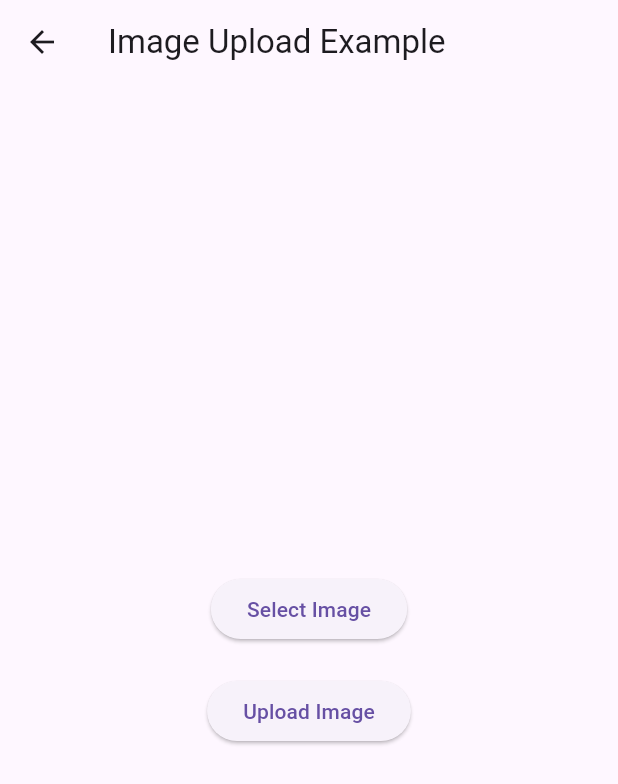
After one commit to nagendrakamesh/ALumnx_Connect, a Flutter app: the ImageUploadExample screen opened directly, after a tap on "Upload Image", on a phone screen of 412 x 824 dp. The commit adds this screen. Shown: the top 784 px of the screen. Run offline on Flutter 3.47's test engine with Material 3 defaults, Android fonts, the light colour scheme and no system bars; our stand-ins replace file_picker, image_picker; network calls fail.

```diff
--- a/lib/connect_ui.dart
+++ b/lib/connect_ui.dart
@@ -80,7 +80,7 @@ class _ConnectPageState extends State<ConnectPage> {
         ),
       ),
       floatingActionButton: FloatingActionButton(
-        backgroundColor: Colors.blue,
+        backgroundColor: Color(0xFF45839E),
         onPressed: () {
           Navigator.pushNamed(context, 'post');
         },
--- a/lib/filter_chip_widget.dart
+++ b/lib/filter_chip_widget.dart
@@ -15,7 +15,7 @@ class FilterChipWidget extends StatelessWidget {
   Widget build(BuildContext context) {
     return ActionChip(
       label: Text(label),
-      backgroundColor: isSelected ? Colors.blue : Colors.grey.shade200,
+      backgroundColor: isSelected ? Color(0xFF45839E) : Colors.grey.shade200,
       labelStyle: TextStyle(
         color: isSelected ? Colors.white : Colors.black,
       ),
--- /dev/null
+++ b/lib/murali.dart
@@ -0,0 +1,80 @@
+import 'dart:io';
+import 'package:flutter/material.dart';
+import 'package:image_picker/image_picker.dart';
+import 'package:http/http.dart' as http;
+
+class ImageUploadExample extends StatefulWidget {
+  @override
+  _ImageUploadExampleState createState() => _ImageUploadExampleState();
+}
+
+class _ImageUploadExampleState extends State<ImageUploadExample> {
+  final ImagePicker _picker = ImagePicker();
+  File? selectedFile; // Variable to hold the selected file
+
+  Future<void> selectImage() async {
+    final XFile? pickedFile = await _picker.pickImage(source: ImageSource.gallery);
+
+    if (pickedFile != null) {
+      setState(() {
+        selectedFile = File(pickedFile.path); // Store the selected file
+      });
+    }
+  }
+
+  Future<void> handleImageUpload() async {
+    if (selectedFile == null) {
+      print('No file selected for upload.');
+      return; // No file selected
+    }
+
+    String fileName = selectedFile!.path.split('/').last; // Get the original file name
+    final timestamp = DateTime.now().millisecondsSinceEpoch;
+    final newFileName = '$timestamp$fileName';
+
+    try {
+      final request = http.Request(
+        'PUT',
+        Uri.parse('https://61tffq7a0k.execute-api.us-east-1.amazonaws.com/v1/$newFileName'),
+      );
+      request.headers['Content-Type'] = 'image/jpeg'; // Adjust based on your file type
+      request.bodyBytes = await selectedFile!.readAsBytes(); // Use the selected file
+
+      final response = await request.send();
+
+      if (response.statusCode != 200) {
+        final errorData = await response.stream.bytesToString();
+        print('Upload failed: $errorData');
+        throw Exception('Upload failed: $errorData');
+      }
+
+      print('File uploaded successfully: $newFileName');
+    } catch (error) {
+      print('Error uploading file: $error');
+      // Handle your error accordingly (e.g., show a toast)
+    }
+  }
+
+  @override
+  Widget build(BuildContext context) {
+    return Scaffold(
+      appBar: AppBar(title: Text('Image Upload Example')),
+      body: Center(
+        child: Column(
+          mainAxisAlignment: MainAxisAlignment.center,
+          children: [
+            ElevatedButton(
+              onPressed: selectImage,
+              child: Text('Select Image'),
+            ),
+            SizedBox(height: 20),
+            ElevatedButton(
+              onPressed: handleImageUpload,
+              child: Text('Upload Image'),
+            ),
+          ],
+        ),
+      ),
+    );
+  }
+}
--- a/pubspec.yaml
+++ b/pubspec.yaml
@@ -37,6 +37,7 @@ dependencies:
   cupertino_icons: ^1.0.2
   file_picker: ^5.2.9
   http: ^1.2.1
+  image_picker: ^0.8.4
 
 dev_dependencies:
   flutter_test:
```
Also changed, not shown: lib/create_post.dart (+41 -17 lines), pubspec.lock, 5 other files.
